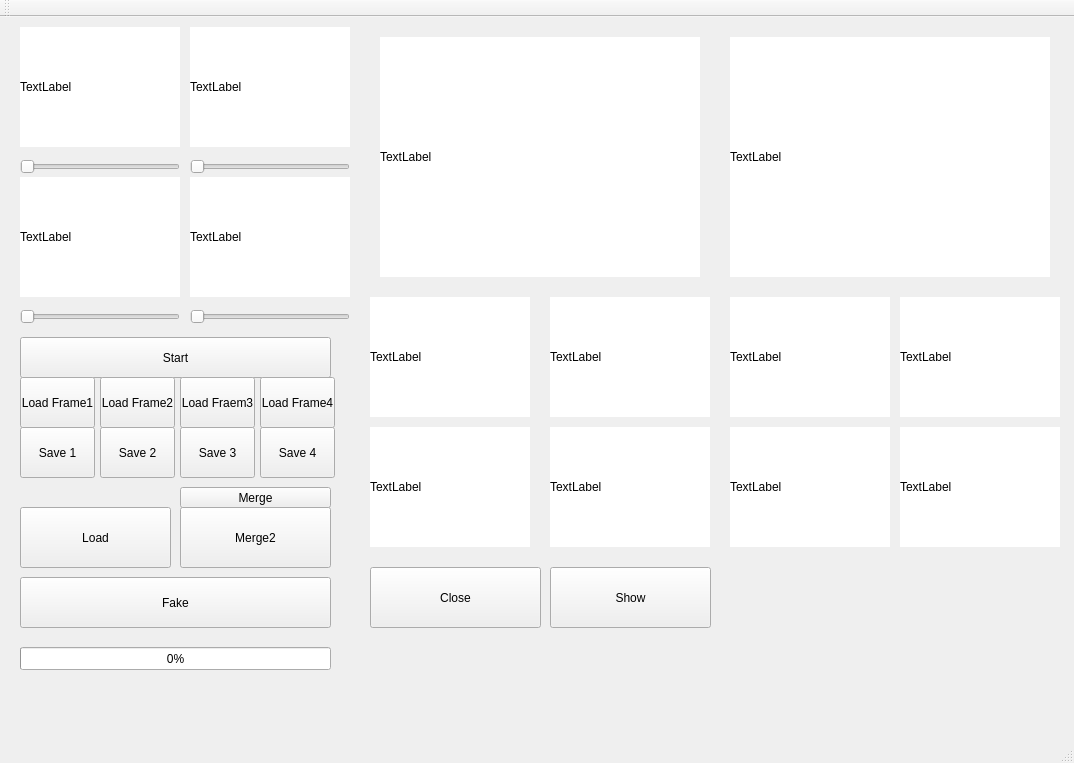
First picture: the form in mainwindow.ui, repository Chia-ChunHsu/Capture, before the edit.
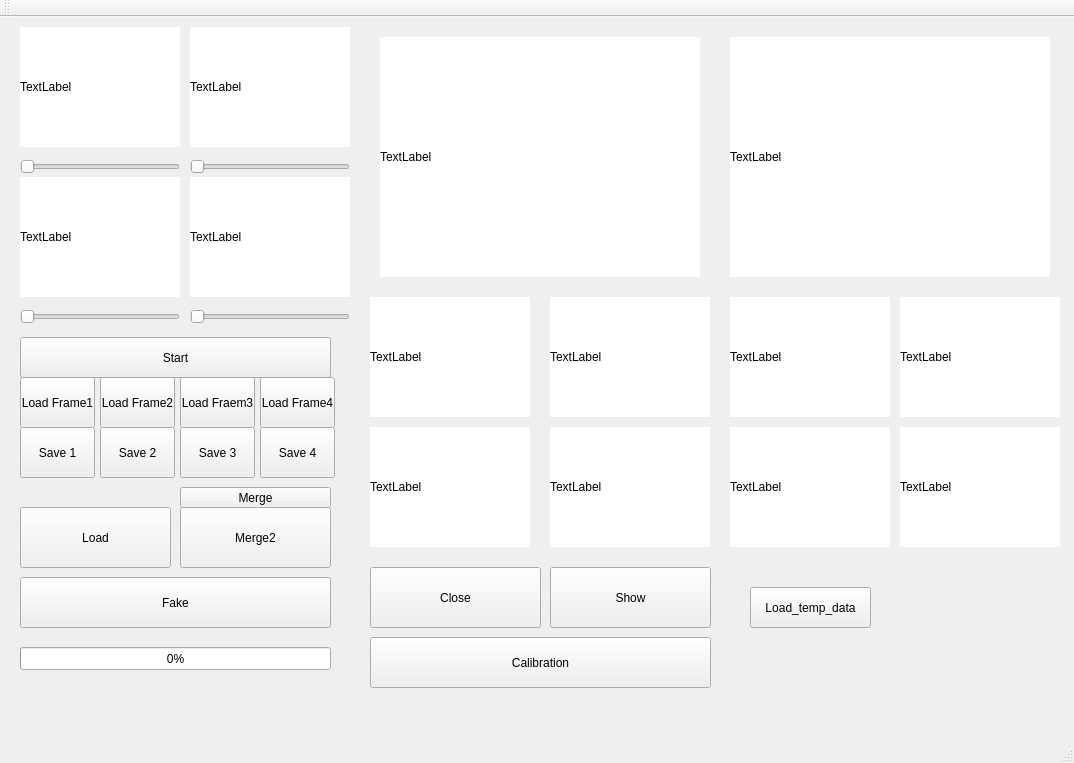
Second picture: the form after the edit.

Patch:
```diff
--- a/mainwindow.ui
+++ b/mainwindow.ui
@@ -510,6 +510,32 @@
      <string>Show</string>
     </property>
    </widget>
+   <widget class="QPushButton" name="TempDataButtom">
+    <property name="geometry">
+     <rect>
+      <x>750</x>
+      <y>570</y>
+      <width>121</width>
+      <height>41</height>
+     </rect>
+    </property>
+    <property name="text">
+     <string>Load_temp_data</string>
+    </property>
+   </widget>
+   <widget class="QPushButton" name="pushButton">
+    <property name="geometry">
+     <rect>
+      <x>370</x>
+      <y>620</y>
+      <width>341</width>
+      <height>51</height>
+     </rect>
+    </property>
+    <property name="text">
+     <string>Calibration</string>
+    </property>
+   </widget>
   </widget>
   <widget class="QMenuBar" name="menuBar">
    <property name="geometry">
```
